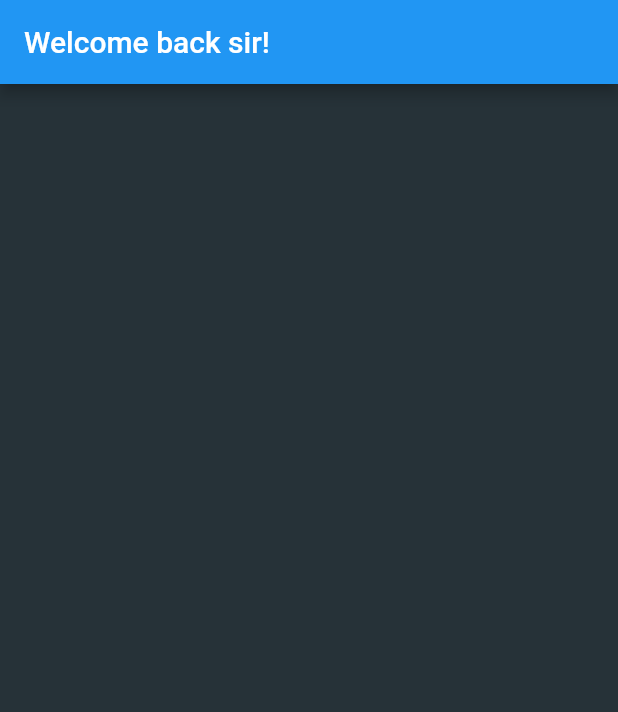
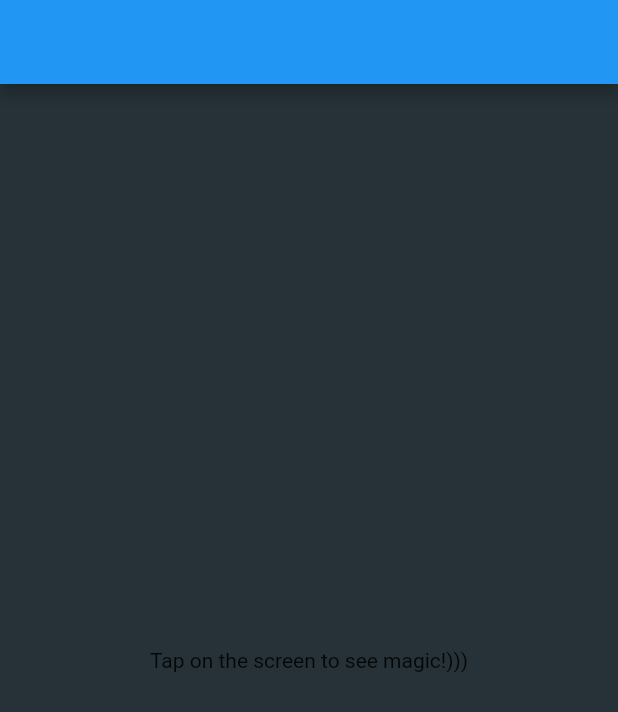
Before and after one commit to Curious-Coder-2001/state_management, a Flutter app: the screen it shows after launch, on a phone screen of 412 x 824 dp. Shown: the top 712 px of the screen. Run offline on Flutter 3.47's test engine with Material 2 defaults, Android fonts, the phone set to English and light mode, and no system bars.

Commit message:
chapter 2 done

```diff
--- a/lib/chapter 2/main.dart
+++ b/lib/chapter 2/main.dart
@@ -1,4 +1,5 @@
 import 'package:flutter/material.dart';
+import 'package:uuid/uuid.dart';
 
 void main() {
   runApp(MaterialApp(
@@ -6,7 +7,10 @@ void main() {
     theme: ThemeData(
       primarySwatch: Colors.blue,
     ),
-    home: HomePage(),
+    home: ApiProvider(
+      api: Api(),
+      child: const HomePage(),
+    ),
   ));
 }
 
@@ -18,24 +22,77 @@ class HomePage extends StatefulWidget {
 }
 
 class _HomePageState extends State<HomePage> {
-  String title = 'Welcome back sir!';
+  ValueKey textKey = const ValueKey<String?>(null);
 
   @override
   Widget build(BuildContext context) {
+    final api = ApiProvider.of(context).api;
     return Scaffold(
       appBar: AppBar(
-        title: Text(title),
+        title: Text(api.dateAndTime ?? ''),
       ),
       body: InkWell(
-        onTap: () {
+        onTap: () async {
+          final dateAndTime = await api.getDateAndTime();
           setState(() {
-            title = 'Thanks man!';
+            textKey = ValueKey(dateAndTime);
           });
         },
-        child: Container(
-          color: Colors.blueGrey[900],
+        child: SizedBox.expand(
+          child: Container(
+            color: Colors.blueGrey[900],
+            child: DateTimeWidget(key: textKey),
+          ),
         ),
       ),
     );
   }
 }
+
+class Api {
+  String? dateAndTime;
+
+  Future<String> getDateAndTime() {
+    return Future.delayed(
+      const Duration(seconds: 1),
+      () => DateTime.now().toIso8601String(),
+    ).then((value) {
+      dateAndTime = value;
+      return value;
+    });
+  }
+}
+
+class ApiProvider extends InheritedWidget {
+  final Api api;
+  final String uuid;
+
+  ApiProvider({Key? key, required this.api, required Widget child})
+      : uuid = const Uuid().v4(),
+        super(
+          key: key,
+          child: child,
+        );
+
+  @override
+  bool updateShouldNotify(covariant ApiProvider oldWidget) {
+    return uuid != oldWidget.uuid;
+  }
+
+  static ApiProvider of(BuildContext context) {
+    return context.dependOnInheritedWidgetOfExactType<ApiProvider>()!;
+  }
+}
+
+class DateTimeWidget extends StatelessWidget {
+  const DateTimeWidget({Key? key}) : super(key: key);
+
+  @override
+  Widget build(BuildContext context) {
+    return Center(
+      child: Text(
+        ApiProvider.of(context).api.dateAndTime ?? "Tap on the screen to see magic!)))",
+      ),
+    );
+  }
+}
```
